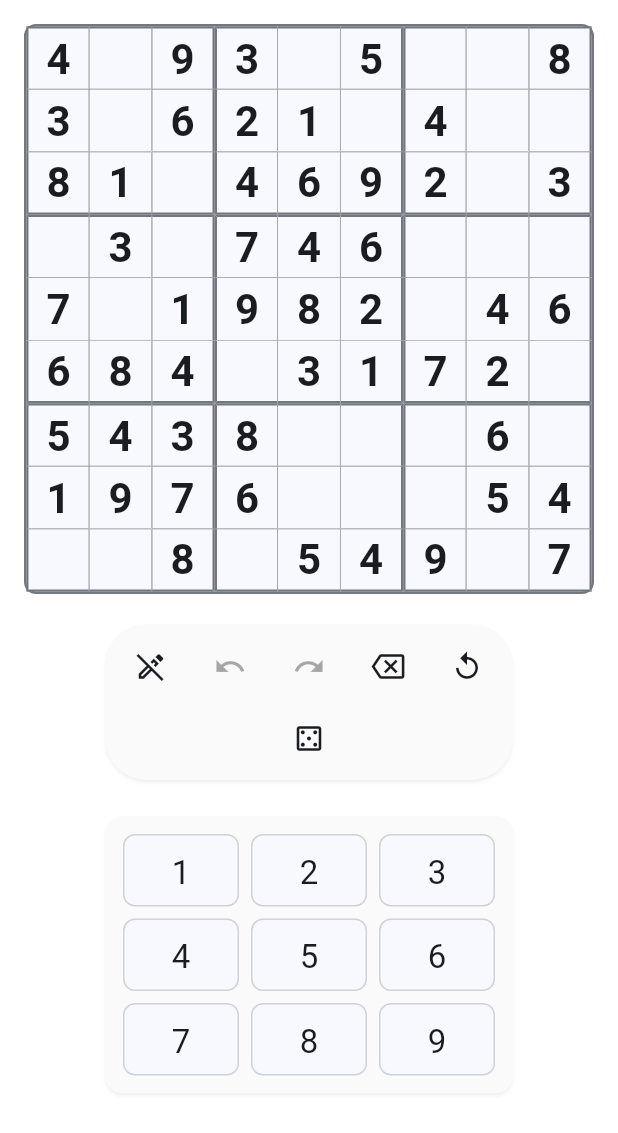
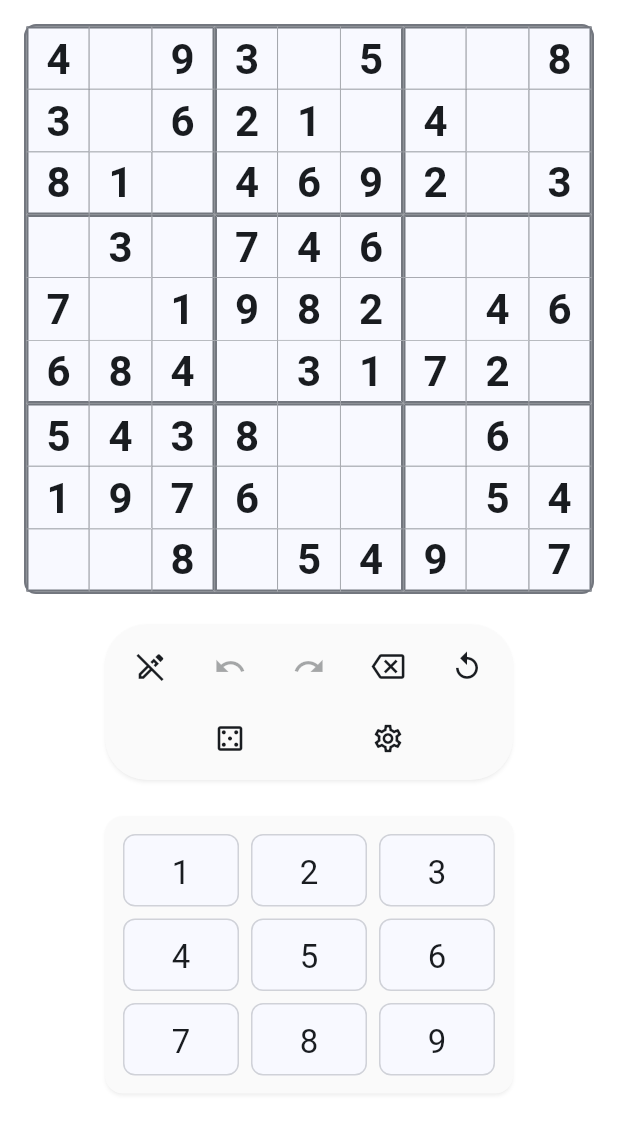
Before and after one commit to vbobkov1968/sudoku, a Flutter app: the screen it shows after launch, after a tap on the "casino" icon, on a phone screen of 412 x 824 dp. Shown: the top 1133 px of the screen. Run offline on Flutter 3.47's test engine with Material 3 defaults, Android fonts, the phone set to English and light mode, and no system bars; our stand-ins replace shared_preferences; missing offline and left inert: flutter_acrylic; generated files the repository leaves out were written again.

Commit message:
Add Settings dialog: theme, language, difficulty
Introduces AppSettings (ThemeMode + Locale + Difficulty), persisted via
shared_preferences. AppSettingsScope (InheritedNotifier) makes the notifier
available to the whole tree. SettingsDialog shows three SegmentedButton rows
(light/dark/system, EN/RU, Easy–Expert) with immediate apply and auto-save.
A gear icon in the toolbar opens the dialog; new games use the saved difficulty.

Co-Authored-By: Claude Sonnet 4.6 <noreply@anthropic.com>

```diff
--- /dev/null
+++ b/sudoku_app/lib/core/models/app_settings.dart
@@ -0,0 +1,23 @@
+import 'package:flutter/material.dart';
+import 'difficulty.dart';
+
+class AppSettings {
+  final ThemeMode themeMode;
+  final Locale locale;
+  final Difficulty difficulty;
+
+  const AppSettings({
+    this.themeMode = ThemeMode.system,
+    this.locale = const Locale('en'),
+    this.difficulty = Difficulty.easy,
+  });
+
+  AppSettings withTheme(ThemeMode mode) =>
+      AppSettings(themeMode: mode, locale: locale, difficulty: difficulty);
+
+  AppSettings withLocale(Locale l) =>
+      AppSettings(themeMode: themeMode, locale: l, difficulty: difficulty);
+
+  AppSettings withDifficulty(Difficulty d) =>
+      AppSettings(themeMode: themeMode, locale: locale, difficulty: d);
+}
--- /dev/null
+++ b/sudoku_app/lib/data/persistence/settings_persistence.dart
@@ -0,0 +1,36 @@
+import 'package:flutter/material.dart';
+import 'package:shared_preferences/shared_preferences.dart';
+import '../../core/models/app_settings.dart';
+import '../../core/models/difficulty.dart';
+
+class SettingsPersistence {
+  static const _themeKey = 'settings_theme';
+  static const _localeKey = 'settings_locale';
+  static const _difficultyKey = 'settings_difficulty';
+
+  static Future<void> save(AppSettings settings) async {
+    final prefs = await SharedPreferences.getInstance();
+    await prefs.setString(_themeKey, settings.themeMode.name);
+    await prefs.setString(_localeKey, settings.locale.languageCode);
+    await prefs.setString(_difficultyKey, settings.difficulty.name);
+  }
+
+  static Future<AppSettings> load() async {
+    try {
+      final prefs = await SharedPreferences.getInstance();
+      final themeMode = ThemeMode.values.firstWhere(
+        (m) => m.name == (prefs.getString(_themeKey) ?? ''),
+        orElse: () => ThemeMode.system,
+      );
+      final localeCode = prefs.getString(_localeKey);
+      final locale = localeCode != null ? Locale(localeCode) : const Locale('en');
+      final difficulty = Difficulty.values.firstWhere(
+        (d) => d.name == (prefs.getString(_difficultyKey) ?? ''),
+        orElse: () => Difficulty.easy,
+      );
+      return AppSettings(themeMode: themeMode, locale: locale, difficulty: difficulty);
+    } catch (_) {
+      return const AppSettings();
+    }
+  }
+}
--- a/sudoku_app/lib/main.dart
+++ b/sudoku_app/lib/main.dart
@@ -2,21 +2,24 @@ import 'dart:io';
 
 import 'package:flutter/material.dart';
 import 'package:flutter_localizations/flutter_localizations.dart';
+import 'package:flutter_gen/gen_l10n/app_localizations.dart';
 import 'package:flutter_acrylic/flutter_acrylic.dart';
 
 import 'core/localization/app_locale.dart';
 import 'core/generator/puzzle_generator.dart';
 import 'core/models/game_state.dart';
 import 'core/models/difficulty.dart';
+import 'core/models/app_settings.dart';
 import 'data/persistence/game_persistence.dart';
+import 'data/persistence/settings_persistence.dart';
 import 'presentation/theme/app_theme.dart';
 import 'presentation/game_screen.dart';
+import 'presentation/app_settings_scope.dart';
 
 void main() async {
   WidgetsFlutterBinding.ensureInitialized();
 
-  // macOS: window transparency and titlebar are configured entirely in Swift
-  // (MainFlutterWindow.swift) to avoid conflicts with macos_window_utils.
+  // macOS: window transparency is configured in Swift (MainFlutterWindow.swift).
   if (!Platform.isAndroid && !Platform.isMacOS) {
     await Window.initialize();
     if (Platform.isWindows) {
@@ -26,7 +29,13 @@ void main() async {
     }
   }
 
-  final saved = await GamePersistence.load();
+  final results = await Future.wait([
+    GamePersistence.load(),
+    SettingsPersistence.load(),
+  ]);
+
+  final saved = results[0] as SavedGame?;
+  final settings = results[1] as AppSettings;
 
   final GameState initialState;
   final Difficulty initialDifficulty;
@@ -35,7 +44,7 @@ void main() async {
     initialState = saved.state;
     initialDifficulty = saved.difficulty;
   } else {
-    initialDifficulty = Difficulty.easy;
+    initialDifficulty = settings.difficulty;
     final puzzle = PuzzleGenerator(seed: DateTime.now().millisecondsSinceEpoch)
         .generate(initialDifficulty);
     initialState = GameState(
@@ -44,38 +53,71 @@ void main() async {
     );
   }
 
-  runApp(SudokuApp(initialState: initialState, initialDifficulty: initialDifficulty));
+  runApp(SudokuApp(
+    initialState: initialState,
+    initialDifficulty: initialDifficulty,
+    initialSettings: settings,
+  ));
 }
 
-class SudokuApp extends StatelessWidget {
+class SudokuApp extends StatefulWidget {
   final GameState initialState;
   final Difficulty initialDifficulty;
+  final AppSettings initialSettings;
 
   const SudokuApp({
     super.key,
     required this.initialState,
     required this.initialDifficulty,
+    required this.initialSettings,
   });
 
   @override
+  State<SudokuApp> createState() => _SudokuAppState();
+}
+
+class _SudokuAppState extends State<SudokuApp> {
+  late final AppSettingsNotifier _settingsNotifier;
+
+  @override
+  void initState() {
+    super.initState();
+    _settingsNotifier = AppSettingsNotifier(widget.initialSettings);
+  }
+
+  @override
+  void dispose() {
+    _settingsNotifier.dispose();
+    super.dispose();
+  }
+
+  @override
   Widget build(BuildContext context) {
-    return MaterialApp(
+    return AppSettingsScope(
+      notifier: _settingsNotifier,
+      child: ValueListenableBuilder<AppSettings>(
+        valueListenable: _settingsNotifier,
+        builder: (_, settings, __) => MaterialApp(
           title: 'Sudoku',
           debugShowCheckedModeBanner: false,
-
+          locale: settings.locale,
           localizationsDelegates: const [
+            AppLocalizations.delegate,
             GlobalMaterialLocalizations.delegate,
             GlobalWidgetsLocalizations.delegate,
             GlobalCupertinoLocalizations.delegate,
           ],
           supportedLocales: supportedLocales,
           localeResolutionCallback: localeResolutionCallback,
-
           theme: AppTheme.lightTheme,
           darkTheme: AppTheme.darkTheme,
-      themeMode: ThemeMode.system,
-
-      home: GameScreen(gameState: initialState, difficulty: initialDifficulty),
+          themeMode: settings.themeMode,
+          home: GameScreen(
+            gameState: widget.initialState,
+            difficulty: widget.initialDifficulty,
+          ),
+        ),
+      ),
     );
   }
 }
--- /dev/null
+++ b/sudoku_app/lib/presentation/app_settings_scope.dart
@@ -0,0 +1,23 @@
+import 'package:flutter/widgets.dart';
+import '../core/models/app_settings.dart';
+import '../data/persistence/settings_persistence.dart';
+
+class AppSettingsNotifier extends ValueNotifier<AppSettings> {
+  AppSettingsNotifier(super.value);
+
+  void update(AppSettings newSettings) {
+    value = newSettings;
+    SettingsPersistence.save(newSettings);
+  }
+}
+
+class AppSettingsScope extends InheritedNotifier<AppSettingsNotifier> {
+  const AppSettingsScope({
+    super.key,
+    required AppSettingsNotifier super.notifier,
+    required super.child,
+  });
+
+  static AppSettingsNotifier read(BuildContext context) =>
+      context.getInheritedWidgetOfExactType<AppSettingsScope>()!.notifier!;
+}
--- a/sudoku_app/lib/presentation/game_screen.dart
+++ b/sudoku_app/lib/presentation/game_screen.dart
@@ -7,6 +7,8 @@ import '../core/models/game_state.dart';
 import '../core/generator/puzzle_generator.dart';
 import '../core/models/difficulty.dart';
 import '../data/persistence/game_persistence.dart';
+import 'app_settings_scope.dart';
+import 'settings_screen.dart';
 import 'widgets/number_pad.dart';
 import 'widgets/sudoku_grid.dart';
 import 'widgets/victory_overlay.dart';
@@ -197,6 +199,11 @@ class _GameScreenState extends State<GameScreen> {
                   onPressed: _newGame,
                   tooltip: 'New game',
                 ),
+                IconButton(
+                  icon: const Icon(Icons.settings_outlined),
+                  onPressed: () => SettingsDialog.show(context),
+                  tooltip: 'Settings',
+                ),
               ],
             ),
           ),
@@ -296,8 +303,9 @@ class _GameScreenState extends State<GameScreen> {
   }
 
   void _newGame() {
+    final difficulty = AppSettingsScope.read(context).value.difficulty;
     setState(() {
-      _difficulty = Difficulty.easy;
+      _difficulty = difficulty;
       final puzzle = PuzzleGenerator(seed: DateTime.now().millisecondsSinceEpoch)
           .generate(_difficulty);
       _gameState = GameState(initialBoard: puzzle.puzzle, solutionBoard: puzzle.solution);
```
Also changed, not shown: sudoku_app/lib/presentation/settings_screen.dart (added, +143 -0 lines), 1 other file. Lines whose indentation alone changed are shown as unchanged.
